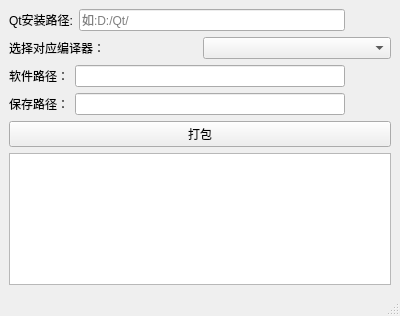
Old version of the form PackagingTool.ui in the repository L-Super/QtPacker.
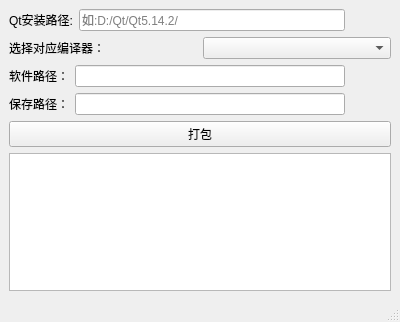
New version of the form. Icons and pictures are not drawn.

```diff
--- a/PackagingTool.ui
+++ b/PackagingTool.ui
@@ -7,7 +7,7 @@
     <x>0</x>
     <y>0</y>
     <width>400</width>
-    <height>316</height>
+    <height>322</height>
    </rect>
   </property>
   <property name="windowTitle">
@@ -33,7 +33,7 @@
          <bool>true</bool>
         </property>
         <property name="placeholderText">
-         <string>如:D:/Qt/</string>
+         <string>如:D:/Qt/Qt5.14.2/</string>
         </property>
        </widget>
       </item>
@@ -150,7 +150,7 @@
        </sizepolicy>
       </property>
       <property name="readOnly">
-       <bool>false</bool>
+       <bool>true</bool>
       </property>
      </widget>
     </item>
```
